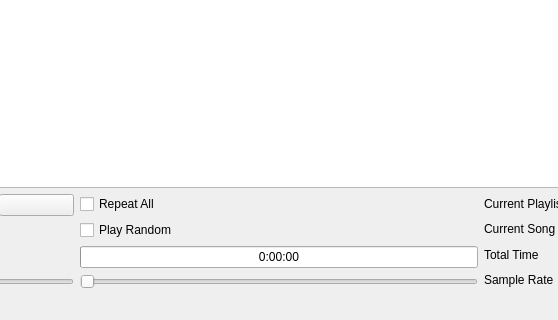
Old version of the form mainwindow.ui in the repository Bratski/MP3PlayerWifi; both pictures show x 334 to 892 and y 207 to 527 of the 1025 by 527 pixel window.
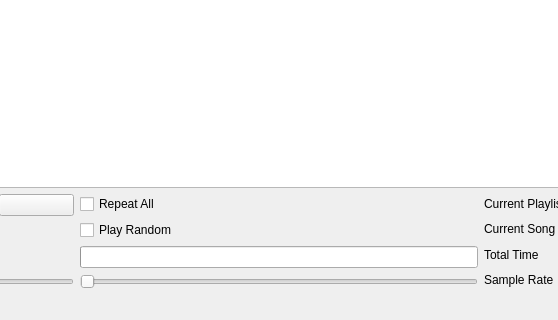
New version of the form. Icons and pictures are not drawn.

What changed in the file:
```diff
--- a/mainwindow.ui
+++ b/mainwindow.ui
@@ -228,7 +228,7 @@
          <bool>false</bool>
         </property>
         <property name="format">
-         <string>0:00:00</string>
+         <string/>
         </property>
        </widget>
       </item>
```
